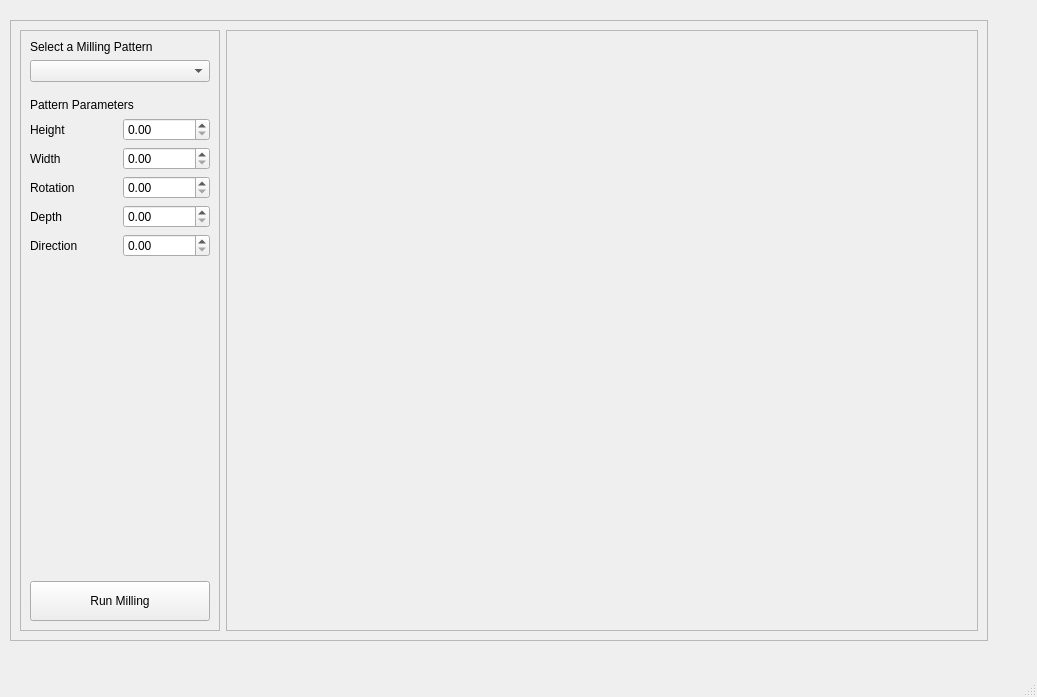
First picture: the form in liftout/gui/qtdesigner_files/milling.ui, repository Phaips/autoliftout, before the edit.
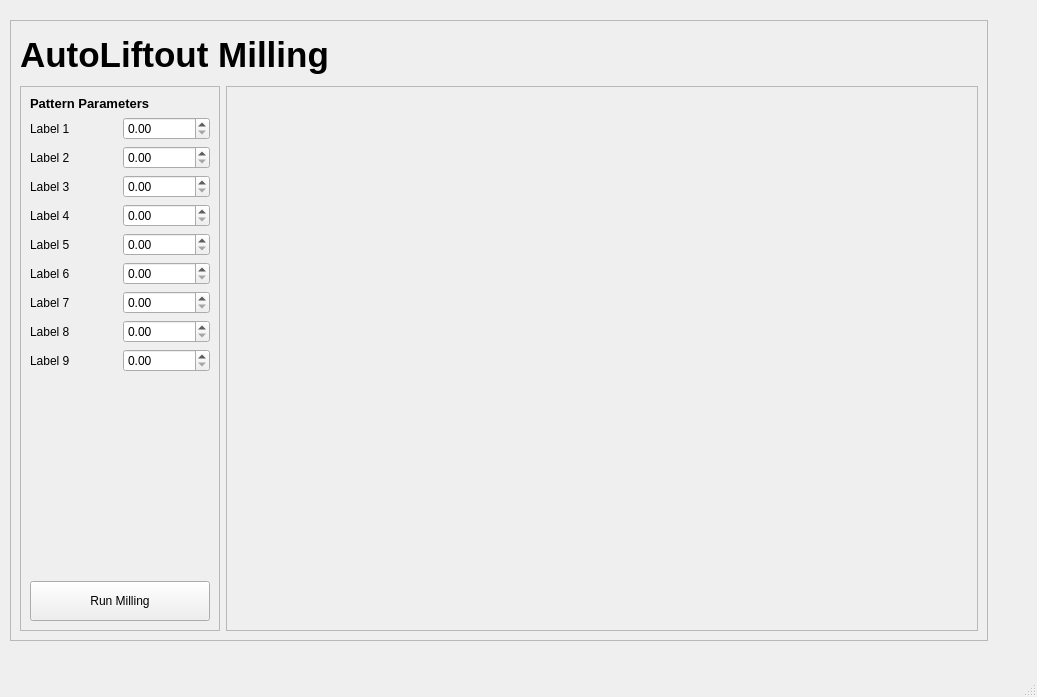
Second picture: the form after the edit.

Commit message: added milling window, upgraded milling functions

```diff
--- a/liftout/gui/qtdesigner_files/milling.ui
+++ b/liftout/gui/qtdesigner_files/milling.ui
@@ -30,7 +30,32 @@
      <enum>QFrame::Raised</enum>
     </property>
     <layout class="QGridLayout" name="gridLayout_2">
-     <item row="0" column="0" rowspan="2">
+     <item row="1" column="1" rowspan="2">
+      <widget class="QFrame" name="frame_image">
+       <property name="maximumSize">
+        <size>
+         <width>1536</width>
+         <height>1024</height>
+        </size>
+       </property>
+       <property name="frameShape">
+        <enum>QFrame::StyledPanel</enum>
+       </property>
+       <property name="frameShadow">
+        <enum>QFrame::Raised</enum>
+       </property>
+       <layout class="QGridLayout" name="gridLayout_3">
+        <item row="0" column="0">
+         <widget class="QLabel" name="label_image">
+          <property name="text">
+           <string/>
+          </property>
+         </widget>
+        </item>
+       </layout>
+      </widget>
+     </item>
+     <item row="1" column="0" rowspan="2">
       <widget class="QFrame" name="frame_parameters">
        <property name="maximumSize">
         <size>
@@ -48,40 +73,14 @@
         <property name="verticalSpacing">
          <number>6</number>
         </property>
-        <item row="4" column="1">
-         <widget class="QDoubleSpinBox" name="doubleSpinBox_height"/>
-        </item>
-        <item row="1" column="0" colspan="2">
-         <widget class="QComboBox" name="comboBox_select_pattern"/>
-        </item>
-        <item row="5" column="1">
-         <widget class="QDoubleSpinBox" name="doubleSpinBox_width"/>
-        </item>
-        <item row="6" column="0">
-         <widget class="QLabel" name="label_3">
+        <item row="8" column="0">
+         <widget class="QLabel" name="label_05">
           <property name="text">
-           <string>Rotation</string>
+           <string>Label 5</string>
           </property>
          </widget>
         </item>
-        <item row="5" column="0">
-         <widget class="QLabel" name="label_2">
-          <property name="text">
-           <string>Width</string>
-          </property>
-         </widget>
-        </item>
-        <item row="8" column="1">
-         <widget class="QDoubleSpinBox" name="doubleSpinBox_depth"/>
-        </item>
-        <item row="10" column="0">
-         <widget class="QLabel" name="label_5">
-          <property name="text">
-           <string>Direction</string>
-          </property>
-         </widget>
-        </item>
-        <item row="15" column="0" colspan="2">
+        <item row="21" column="0" colspan="2">
          <widget class="QPushButton" name="pushButton_runMilling">
           <property name="minimumSize">
            <size>
@@ -94,63 +93,60 @@
           </property>
          </widget>
         </item>
+        <item row="12" column="1">
+         <widget class="QDoubleSpinBox" name="doubleSpinBox_07"/>
+        </item>
+        <item row="12" column="0">
+         <widget class="QLabel" name="label_07">
+          <property name="text">
+           <string>Label 7</string>
+          </property>
+         </widget>
+        </item>
+        <item row="4" column="1">
+         <widget class="QDoubleSpinBox" name="doubleSpinBox_03"/>
+        </item>
+        <item row="3" column="0">
+         <widget class="QLabel" name="label_02">
+          <property name="text">
+           <string>Label 2</string>
+          </property>
+         </widget>
+        </item>
+        <item row="10" column="0">
+         <widget class="QLabel" name="label_06">
+          <property name="text">
+           <string>Label 6</string>
+          </property>
+         </widget>
+        </item>
+        <item row="6" column="1">
+         <widget class="QDoubleSpinBox" name="doubleSpinBox_04"/>
+        </item>
+        <item row="14" column="0">
+         <widget class="QLabel" name="label_08">
+          <property name="text">
+           <string>Label 8</string>
+          </property>
+         </widget>
+        </item>
+        <item row="3" column="1">
+         <widget class="QDoubleSpinBox" name="doubleSpinBox_02"/>
+        </item>
+        <item row="2" column="1">
+         <widget class="QDoubleSpinBox" name="doubleSpinBox_01"/>
+        </item>
         <item row="4" column="0">
          <widget class="QLabel" name="label_height">
           <property name="text">
-           <string>Height</string>
-          </property>
-         </widget>
-        </item>
-        <item row="8" column="0">
-         <widget class="QLabel" name="label_4">
-          <property name="text">
-           <string>Depth</string>
-          </property>
-         </widget>
-        </item>
-        <item row="0" column="0" colspan="2">
-         <widget class="QLabel" name="milling_title_label">
-          <property name="maximumSize">
-           <size>
-            <width>16777215</width>
-            <height>50</height>
-           </size>
-          </property>
-          <property name="text">
-           <string>Select a Milling Pattern</string>
+           <string>Label 3</string>
           </property>
          </widget>
         </item>
         <item row="10" column="1">
          <widget class="QDoubleSpinBox" name="doubleSpinBox_direction"/>
         </item>
-        <item row="6" column="1">
-         <widget class="QDoubleSpinBox" name="doubleSpinBox_rotation"/>
-        </item>
-        <item row="3" column="0" colspan="2">
-         <widget class="QLabel" name="label_6">
-          <property name="text">
-           <string>Pattern Parameters</string>
-          </property>
-         </widget>
-        </item>
-        <item row="2" column="0" colspan="2">
-         <spacer name="verticalSpacer_2">
-          <property name="orientation">
-           <enum>Qt::Vertical</enum>
-          </property>
-          <property name="sizeType">
-           <enum>QSizePolicy::Minimum</enum>
-          </property>
-          <property name="sizeHint" stdset="0">
-           <size>
-            <width>20</width>
-            <height>10</height>
-           </size>
-          </property>
-         </spacer>
-        </item>
-        <item row="14" column="0" colspan="2">
+        <item row="20" column="0" colspan="2">
          <spacer name="verticalSpacer">
           <property name="orientation">
            <enum>Qt::Vertical</enum>
@@ -166,32 +162,74 @@
           </property>
          </spacer>
         </item>
+        <item row="14" column="1">
+         <widget class="QDoubleSpinBox" name="doubleSpinBox_08"/>
+        </item>
+        <item row="2" column="0">
+         <widget class="QLabel" name="label_01">
+          <property name="text">
+           <string>Label 1</string>
+          </property>
+         </widget>
+        </item>
+        <item row="6" column="0">
+         <widget class="QLabel" name="label_04">
+          <property name="text">
+           <string>Label 4</string>
+          </property>
+         </widget>
+        </item>
+        <item row="1" column="0" colspan="2">
+         <widget class="QLabel" name="label_header">
+          <property name="font">
+           <font>
+            <pointsize>10</pointsize>
+            <weight>75</weight>
+            <bold>true</bold>
+           </font>
+          </property>
+          <property name="text">
+           <string>Pattern Parameters</string>
+          </property>
+         </widget>
+        </item>
+        <item row="8" column="1">
+         <widget class="QDoubleSpinBox" name="doubleSpinBox_05"/>
+        </item>
+        <item row="15" column="1">
+         <widget class="QDoubleSpinBox" name="doubleSpinBox_09"/>
+        </item>
+        <item row="15" column="0">
+         <widget class="QLabel" name="label_09">
+          <property name="text">
+           <string>Label 9</string>
+          </property>
+         </widget>
+        </item>
        </layout>
       </widget>
      </item>
-     <item row="0" column="1" rowspan="2">
-      <widget class="QFrame" name="frame_image">
+     <item row="0" column="0" colspan="2">
+      <widget class="QLabel" name="milling_title_label">
        <property name="maximumSize">
         <size>
-         <width>1536</width>
-         <height>1024</height>
+         <width>16777215</width>
+         <height>50</height>
         </size>
        </property>
-       <property name="frameShape">
-        <enum>QFrame::StyledPanel</enum>
+       <property name="font">
+        <font>
+         <pointsize>26</pointsize>
+         <weight>75</weight>
+         <bold>true</bold>
+        </font>
        </property>
-       <property name="frameShadow">
-        <enum>QFrame::Raised</enum>
+       <property name="text">
+        <string>AutoLiftout Milling</string>
        </property>
-       <layout class="QGridLayout" name="gridLayout_3">
-        <item row="0" column="0">
-         <widget class="QLabel" name="label_image">
-          <property name="text">
-           <string/>
-          </property>
-         </widget>
-        </item>
-       </layout>
+       <property name="textFormat">
+        <enum>Qt::PlainText</enum>
+       </property>
       </widget>
      </item>
     </layout>
```
Left out of the diff: 4 changed lines with no effect on the pictures. The commit also changes 5 other files.
